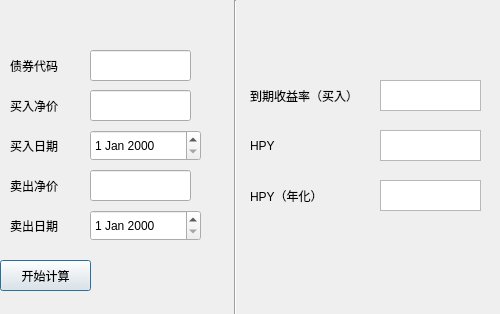
Qt form mainwindow.ui (rahrahr/Bond-Calculator) before a commit.
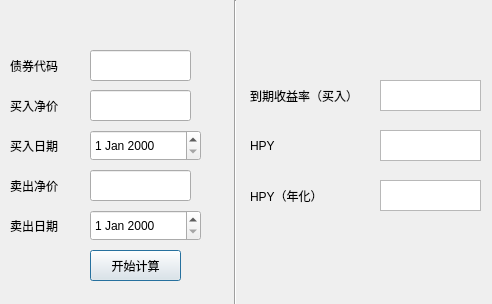
The same form after that commit.

```diff
--- a/mainwindow.ui
+++ b/mainwindow.ui
@@ -6,10 +6,16 @@
    <rect>
     <x>0</x>
     <y>0</y>
-    <width>500</width>
-    <height>314</height>
+    <width>492</width>
+    <height>304</height>
    </rect>
   </property>
+  <property name="sizePolicy">
+   <sizepolicy hsizetype="Expanding" vsizetype="Expanding">
+    <horstretch>0</horstretch>
+    <verstretch>0</verstretch>
+   </sizepolicy>
+  </property>
   <property name="windowTitle">
    <string>Dialog</string>
   </property>
@@ -183,8 +189,8 @@
   <widget class="QPushButton" name="pushButton">
    <property name="geometry">
     <rect>
-     <x>0</x>
-     <y>260</y>
+     <x>90</x>
+     <y>250</y>
      <width>91</width>
      <height>31</height>
     </rect>
```
